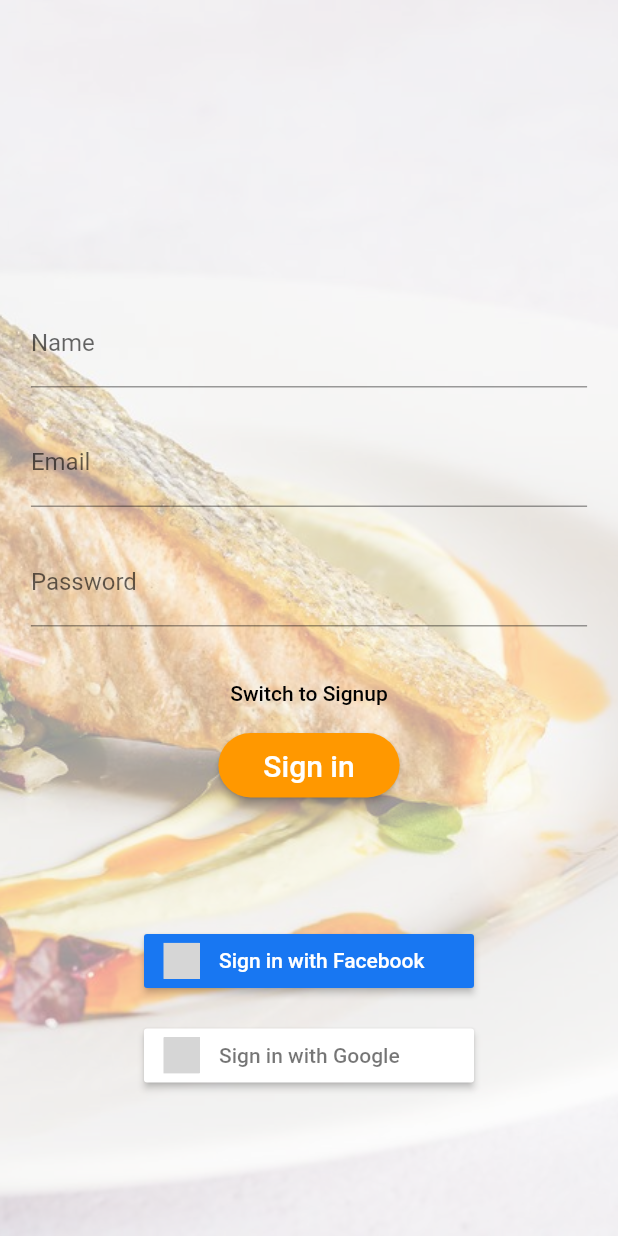
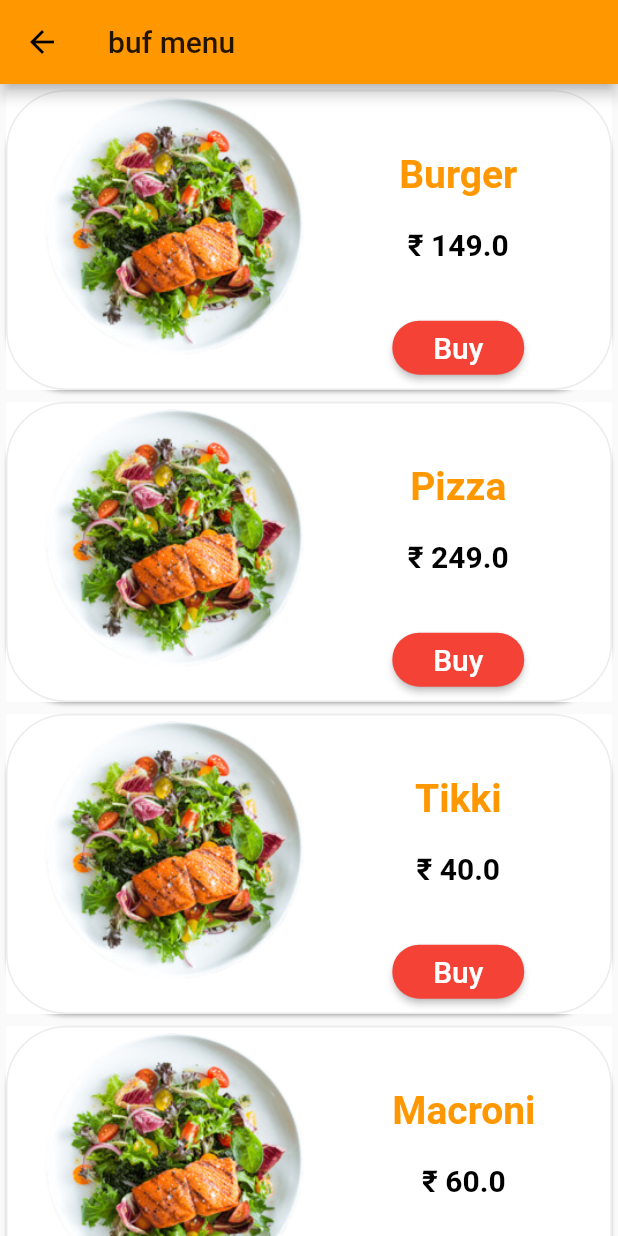
Before and after one commit to naveen-ku/food_wars, a Flutter app: the screen it shows after launch, after a tap on "Get Started", on a phone screen of 412 x 824 dp. Run offline on Flutter 3.47's test engine with Material 2 defaults, Android fonts, the phone set to English and light mode, and no system bars; our stand-ins replace cloud_firestore, firebase_auth, flutter_signin_button, font_awesome_flutter, google_sign_in; missing offline and left inert: qrscan; accounts and stored records are empty; grey boxes are pictures that could not be loaded.

Commit message:
Adding Stall item menu screen

```diff
--- /dev/null
+++ b/lib/screens/food_items.dart
@@ -0,0 +1,95 @@
+import "package:flutter/material.dart";
+import 'package:food_wars/helper/dimensions.dart';
+import 'package:food_wars/models/stalls_data.dart';
+
+class FoodItemsList extends StatelessWidget {
+  final String stallName;
+  // final stallData = StallData.getData;
+  final List<Map<String, dynamic>> stallitem = [
+    {"name": "Burger", "price": 149.0, "image": "assets/images/food.png"},
+    {"name": "Pizza", "price": 249.0, "image": "assets/images/food.png"},
+    {"name": "Tikki", "price": 40.0, "image": "assets/images/food.png"},
+    {"name": "Macroni", "price": 60.0, "image": "assets/images/food.png"},
+    {"name": "Special", "price": 249.0, "image": "assets/images/food.png"},
+  ];
+  FoodItemsList(this.stallName);
+  @override
+  Widget build(BuildContext context) {
+    var vpW = getViewportWidth(context);
+    var vpH = getViewportHeight(context);
+    return Scaffold(
+      appBar: AppBar(title: Text('$stallName menu')),
+      body: new ListView.builder(
+        itemCount: stallitem.length,
+        itemBuilder: (BuildContext context, int index) {
+          return new Container(
+            // child: Text(stallitem[index]['name'])
+            child: Card(
+              shape: RoundedRectangleBorder(
+                borderRadius: BorderRadius.circular(40), // if you need this
+                side: BorderSide(
+                  color: Colors.grey.withOpacity(0.2),
+                  width: 1,
+                ),
+              ),
+              child: Container(
+                color: Colors.white,
+                width: 200,
+                height: 200,
+                child: Row(
+                  children: [
+                    Container(
+                      width: vpW * 0.5,
+                      child: Image.asset(stallitem[index]['image']),
+                    ),
+                    Container(
+                      padding:
+                          EdgeInsets.only(left: vpW * 0.125, top: vpH * 0.05),
+                      child: Column(
+                        children: [
+                          Text(
+                            stallitem[index]['name'],
+                            style: TextStyle(
+                                fontSize: 26.0,
+                                color: Theme.of(context).primaryColor,
+                                fontWeight: FontWeight.bold),
+                          ),
+                          Container(
+                            padding: EdgeInsets.only(top: vpH * 0.025),
+                            child: Text(
+                              '₹ ${stallitem[index]['price'].toString()}',
+                              style: TextStyle(
+                                  fontSize: 20.0,
+                                  color: Colors.black,
+                                  fontWeight: FontWeight.bold),
+                            ),
+                          ),
+                          Container(
+                            margin: EdgeInsets.only(top: vpH * .04),
+                            child: RaisedButton(
+                              color: Colors.red,
+                              shape: RoundedRectangleBorder(
+                                borderRadius: BorderRadius.circular(40.0),
+                              ),
+                              child: Text(
+                                "Buy",
+                                style: TextStyle(
+                                    color: Theme.of(context).accentColor,
+                                    fontSize: 20.0),
+                              ),
+                              onPressed: () {},
+                            ),
+                          )
+                        ],
+                      ),
+                    ),
+                  ],
+                ),
+              ),
+            ),
+          );
+        },
+      ),
+    );
+  }
+}
--- a/lib/screens/foodcourt.dart
+++ b/lib/screens/foodcourt.dart
@@ -14,7 +14,7 @@ class FoodCourtScreen extends StatelessWidget {
             children: [
               SearchWidget(),
               PopularFoodsWidget(),
-              // StallList(),
+              StallList(),
               // FoodStalls(),
             ],
           ),
--- a/lib/screens/landing_screen.dart
+++ b/lib/screens/landing_screen.dart
@@ -1,6 +1,7 @@
 import "package:flutter/material.dart";
 import 'package:food_wars/screens/auth.dart';
 import 'package:food_wars/helper/dimensions.dart';
+import 'package:food_wars/screens/food_items.dart';
 
 class LandingScreen extends StatelessWidget {
   Widget _buildImage() {
@@ -52,7 +53,8 @@ class LandingScreen extends StatelessWidget {
       onPressed: () {
         Navigator.of(context)
             .push(MaterialPageRoute(builder: (BuildContext context) {
-          return AuthScreen();
+          // return AuthScreen();
+          return FoodItemsList("buf");
         }));
       },
     );
```
